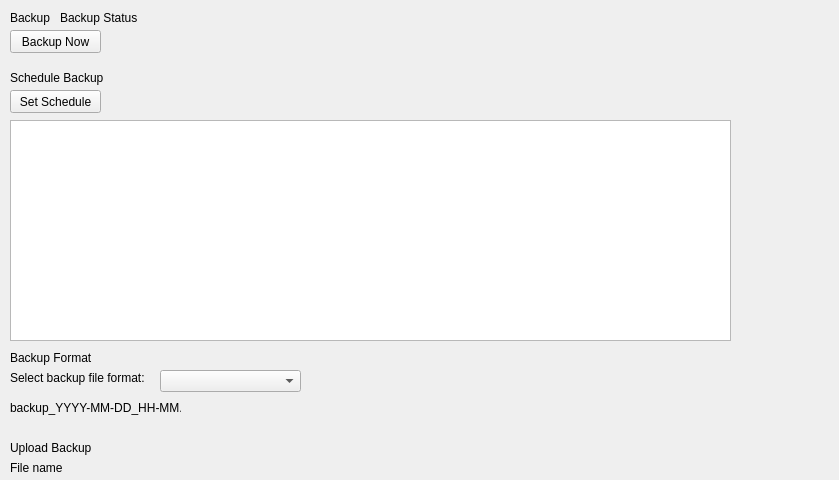
Qt form app/src/ui/NEW/backupRestore_page.ui (Kazu0210/Inventory-System) before a commit.
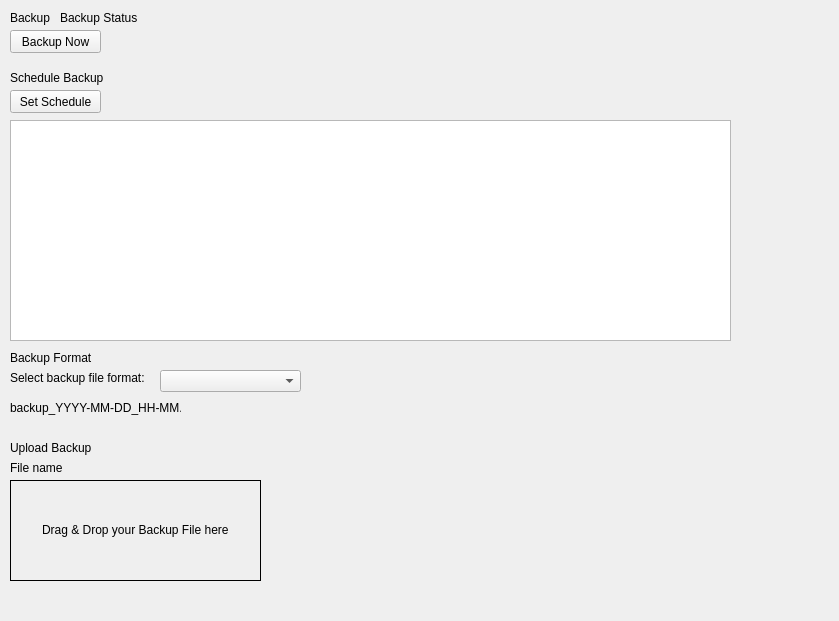
The same form after that commit.

Commit message: add drag drop functionality

```diff
--- a/app/src/ui/NEW/backupRestore_page.ui
+++ b/app/src/ui/NEW/backupRestore_page.ui
@@ -7,7 +7,7 @@
     <x>0</x>
     <y>0</y>
     <width>839</width>
-    <height>480</height>
+    <height>621</height>
    </rect>
   </property>
   <property name="windowTitle">
@@ -140,7 +140,7 @@
     <string>Upload Backup</string>
    </property>
   </widget>
-  <widget class="QLabel" name="label_7">
+  <widget class="QLabel" name="backup_file_name_label">
    <property name="geometry">
     <rect>
      <x>10</x>
@@ -169,6 +169,37 @@
     </size>
    </property>
   </widget>
+  <widget class="QFrame" name="dragDrop_frame">
+   <property name="geometry">
+    <rect>
+     <x>10</x>
+     <y>480</y>
+     <width>251</width>
+     <height>101</height>
+    </rect>
+   </property>
+   <property name="styleSheet">
+    <string notr="true">#dragDrop_frame{
+border: 1px solid #000;
+}
+</string>
+   </property>
+   <property name="frameShape">
+    <enum>QFrame::StyledPanel</enum>
+   </property>
+   <property name="frameShadow">
+    <enum>QFrame::Raised</enum>
+   </property>
+   <layout class="QVBoxLayout" name="verticalLayout">
+    <item alignment="Qt::AlignHCenter|Qt::AlignVCenter">
+     <widget class="QLabel" name="label_7">
+      <property name="text">
+       <string>Drag &amp; Drop your Backup File here</string>
+      </property>
+     </widget>
+    </item>
+   </layout>
+  </widget>
  </widget>
  <resources/>
  <connections/>
```
The commit also changes 5 other files.
